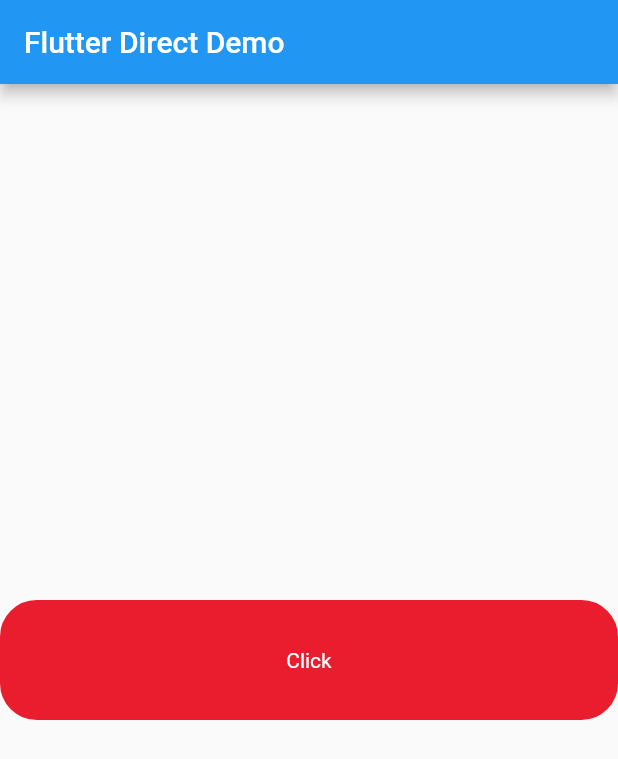
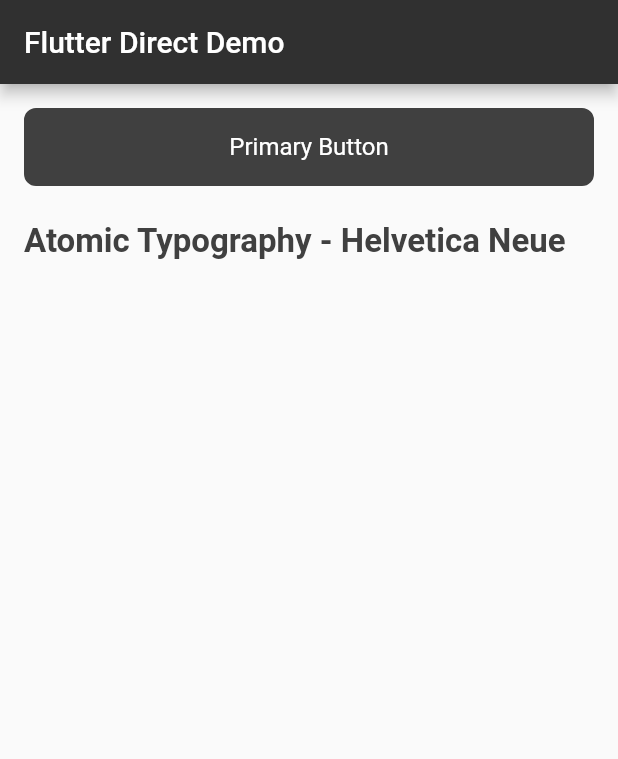
Before and after one commit to oss-homecredit-id/flutter-direct, a Flutter app: the screen it shows after launch, on a phone screen of 412 x 824 dp. Shown: the top 759 px of the screen. Run offline on Flutter 3.47's test engine with Material 2 defaults, Android fonts, the phone set to English and light mode, and no system bars; Roboto replaces fonts that are missing (HelveticaNeue).

Commit message:
add atonic color, font, & typography

```diff
--- a/example/lib/main.dart
+++ b/example/lib/main.dart
@@ -7,6 +7,7 @@ class MyApp extends StatelessWidget {
   @override
   Widget build(BuildContext context) {
     return MaterialApp(
+      theme: ThemeData(primaryColor: Colors.grey[850]),
       home: HomeScreen(),
     );
   }
@@ -24,17 +25,37 @@ class _HomeScreenState extends State<HomeScreen> {
         appBar: AppBar(
           title: Text("Flutter Direct Demo"),
         ),
-      body: Container(
-        child: Center(
-          child: TippersButton(
+        body: Padding(
+          padding: const EdgeInsets.only(
+            top: 16.0,
+          ),
+          child: Column(
+            crossAxisAlignment: CrossAxisAlignment.start,
+            children: <Widget>[
+              Container(
+                padding: EdgeInsets.symmetric(horizontal: 16),
+                child: AtomicButton(
+                  key: Key('primary-button'),
                   onTap: () {},
-            text: 'Click',
-            height: 80,
+                  text: 'Primary Button',
+                  buttonSize: ButtonSize.Large,
                   buttonColor: ButtonColor.Primary,
-            textColor: Colors.white,
                 ),
               ),
+              SizedBox(
+                height: 24,
               ),
-    );
+              Container(
+                padding: EdgeInsets.symmetric(horizontal: 16),
+                child: AtomicTypography(
+                  fontType: FontType.Title1,
+                  color: AtomicColor.primaryColor,
+                  fontWeight: FontWeight.w500,
+                  data: 'Atomic Typography - Helvetica Neue',
+                ),
+              )
+            ],
+          ),
+        ));
   }
 }
--- /dev/null
+++ b/lib/commons/atoms/buttons/atomic_button.dart
@@ -0,0 +1,87 @@
+part of flutter_direct;
+
+enum ButtonColor { Primary, Secondary }
+enum ButtonSize { Small, Default, Large }
+
+class AtomicButton extends StatelessWidget {
+  final Key key;
+  final GestureTapCallback onTap;
+  final String text;
+  final Alignment alignment;
+  final BorderRadius borderRadiusDefault = BorderRadius.circular(8);
+  final double height;
+  final ButtonColor buttonColor;
+  final ButtonSize buttonSize;
+  final Color textColor;
+
+  AtomicButton(
+      {this.key,
+      this.onTap,
+      @required this.text,
+      this.height,
+      this.alignment = Alignment.center,
+      @required this.buttonColor,
+      this.textColor,
+      @required this.buttonSize});
+
+  @override
+  Widget build(BuildContext context) {
+    return Container(
+      key: key,
+      child: Material(
+        borderRadius: borderRadiusDefault,
+        child: Ink(
+          height: buttonSize == ButtonSize.Small
+              ? 20
+              : buttonSize == ButtonSize.Default
+                  ? 40
+                  : buttonSize == ButtonSize.Large ? 52 : 40,
+          decoration: BoxDecoration(
+            border: Border.all(
+              color: getButtonTypeColor(buttonColor),
+              width: 2.0,
+            ),
+            color: getButtonTypeColor(buttonColor),
+            borderRadius: borderRadiusDefault,
+            shape: BoxShape.rectangle,
+          ),
+          child: InkWell(
+            onTap: onTap,
+            borderRadius: borderRadiusDefault,
+            child: Container(
+              alignment: alignment,
+              padding: EdgeInsets.symmetric(
+                vertical: buttonSize == ButtonSize.Small ? 0 : 4,
+                horizontal: buttonSize == ButtonSize.Small ? 14 : 25,
+              ),
+              child: Row(
+                mainAxisAlignment: MainAxisAlignment.center,
+                children: <Widget>[
+                  Text(
+                    text,
+                    style: TextStyle(
+                      color: textColor ?? Colors.white,
+                      fontSize: buttonSize == ButtonSize.Small ? 14 : 16,
+                    ),
+                  )
+                ],
+              ),
+            ),
+          ),
+        ),
+      ),
+    );
+  }
+
+  getButtonTypeColor(ButtonColor buttonColor) {
+    switch (buttonColor) {
+      case ButtonColor.Primary:
+        return AtomicColor.primaryColor;
+        break;
+      case ButtonColor.Secondary:
+        return AtomicColor.secondaryColor;
+        break;
+      default:
+    }
+  }
+}
--- a/lib/commons/atoms/buttons/tippers_button.dart
+++ /dev/null
@@ -1,56 +0,0 @@
-part of flutter_direct;
-
-enum ButtonColor { Primary, Secondary }
-
-class TippersButton extends StatelessWidget {
-
-  final GestureTapCallback onTap;
-  final String text;
-  final BorderRadius borderRadiusDefault = BorderRadius.circular(24.5);
-  final double height;
-  final ButtonColor buttonColor;
-  final Color textColor;
-
-  TippersButton({this.onTap, this.text, this.height, this.buttonColor, this.textColor});
-
-  @override
-  Widget build(BuildContext context) {
-    return Container(
-      child: Material(
-        borderRadius: borderRadiusDefault,
-        child: Ink(
-          height: height,
-          decoration: BoxDecoration(
-            border: Border.all(
-              color: getButtonTypeColor(buttonColor),
-              width: 2.0,
-            ),
-            color: getButtonTypeColor(buttonColor),
-            borderRadius: borderRadiusDefault,
-            shape: BoxShape.rectangle,
-          ),
-          child: InkWell(
-            onTap: onTap,
-            borderRadius: borderRadiusDefault,
-            child: Row(
-              mainAxisAlignment: MainAxisAlignment.center,
-              children: <Widget>[Text(text, style: TextStyle(color: textColor),)],
-            ),
-          ),
-        ),
-      ),
-    );
-  }
-
-  getButtonTypeColor(ButtonColor buttonColor) {
-    switch (buttonColor) {
-      case ButtonColor.Primary:
-        return TippersColors.primaryColor;
-        break;
-      case ButtonColor.Secondary:
-        return TippersColors.secondaryColor;
-        break;
-      default:
-    }
-  }
-}
--- /dev/null
+++ b/lib/commons/atoms/color/atomic_color.dart
@@ -0,0 +1,8 @@
+part of flutter_direct;
+
+class AtomicColor {
+  AtomicColor._();
+
+  static const Color primaryColor = Color(0xFF404040);
+  static const Color secondaryColor = Color(0xFFE11931);
+}
--- a/lib/commons/atoms/color/tippers_color.dart
+++ /dev/null
@@ -1,8 +0,0 @@
-part of flutter_direct;
-
-class TippersColors {
-  TippersColors._();
-
-  static const Color primaryColor = Color(0xFFE91D2D);
-  static const Color secondaryColor = Color(0xFF36BA9A);
-}
--- /dev/null
+++ b/lib/commons/atoms/font/atomic_font.dart
@@ -0,0 +1,6 @@
+part of flutter_direct;
+
+class AtomicFont {
+  static const String helveticaFont = "HelveticaNeue";
+  static const String atmIcon = "AtomicIcon";
+}
--- /dev/null
+++ b/lib/commons/atoms/font/atomic_typography.dart
@@ -0,0 +1,63 @@
+part of flutter_direct;
+
+enum FontType { Title1, Title2, Title3, Body1, Body2, TextButton, Caption }
+
+class AtomicTypography extends StatelessWidget {
+  final FontType fontType;
+  final Color color;
+  final String data;
+  final FontWeight fontWeight;
+  final TextAlign textAlign;
+  final bool ellipsisText;
+  final double lineHeight;
+
+  AtomicTypography({
+    this.fontType,
+    this.color,
+    this.data,
+    this.textAlign,
+    this.fontWeight,
+    this.ellipsisText,
+    this.lineHeight,
+  });
+
+  @override
+  Widget build(BuildContext context) {
+    return Text(
+      data ?? 'no text',
+      overflow:
+          ellipsisText == true ? TextOverflow.ellipsis : TextOverflow.clip,
+      textAlign: textAlign ?? TextAlign.left,
+      strutStyle: StrutStyle(
+        height: lineHeight ?? 1.0,
+      ),
+      textScaleFactor: 1.0,
+      style: TextStyle(
+        fontFamily: AtomicFont.helveticaFont,
+        fontSize: fontType == FontType.Title1
+            ? 22
+            : fontType == FontType.Title2
+                ? 20
+                : fontType == FontType.Title3
+                    ? 17
+                    : fontType == FontType.Body1
+                        ? 15
+                        : fontType == FontType.Body2
+                            ? 14
+                            : fontType == FontType.TextButton
+                                ? 16
+                                : fontType == FontType.Caption ? 12 : 12,
+        color: color,
+        fontWeight: fontType == FontType.Title1
+            ? FontWeight.w600
+            : fontType == FontType.Title2
+                ? FontWeight.w500
+                : fontType == FontType.Title3
+                    ? FontWeight.w500
+                    : fontType == FontType.TextButton
+                        ? FontWeight.bold
+                        : fontWeight,
+      ),
+    );
+  }
+}
--- a/lib/flutter_direct.dart
+++ b/lib/flutter_direct.dart
@@ -2,5 +2,7 @@ library flutter_direct;
 
 import 'package:flutter/material.dart';
 
-part 'commons/atoms/buttons/tippers_button.dart';
-part 'commons/atoms/color/tippers_color.dart';
+part 'commons/atoms/buttons/atomic_button.dart';
+part 'commons/atoms/color/atomic_color.dart';
+part 'commons/atoms/font/atomic_font.dart';
+part 'commons/atoms/font/atomic_typography.dart';
```
Also changed, not shown: pubspec.yaml (+12 -12 lines), lib/fonts/HelveticaNeue-Bold.ttf (added), lib/fonts/HelveticaNeue-Italic.ttf (added), lib/fonts/HelveticaNeue-Medium.ttf (added), lib/fonts/HelveticaNeue.ttf (added). Lines whose indentation alone changed are shown as unchanged.
